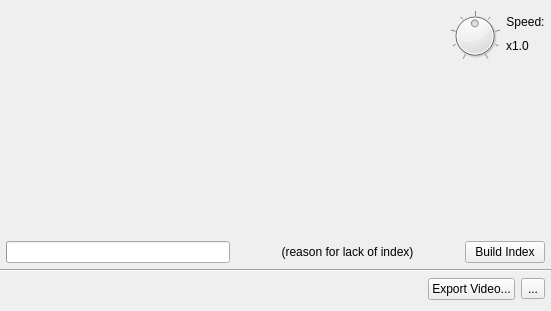
Qt form src/desktop/ui/playback.ui (drawpile/Drawpile) before a commit.
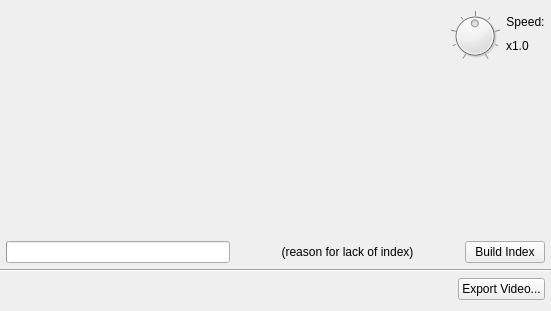
The same form after that commit. Icons and pictures are not drawn. Custom widgets are drawn as their Qt base class.

What changed in the file:
```diff
--- a/src/desktop/ui/playback.ui
+++ b/src/desktop/ui/playback.ui
@@ -463,20 +463,6 @@
        </widget>
       </widget>
      </item>
-     <item>
-      <widget class="QToolButton" name="filterButton">
-       <property name="toolTip">
-        <string>Filter recording</string>
-       </property>
-       <property name="text">
-        <string notr="true">...</string>
-       </property>
-       <property name="icon">
-        <iconset theme="view-filter">
-         <normaloff>.</normaloff>.</iconset>
-       </property>
-      </widget>
-     </item>
     </layout>
    </item>
   </layout>
```
